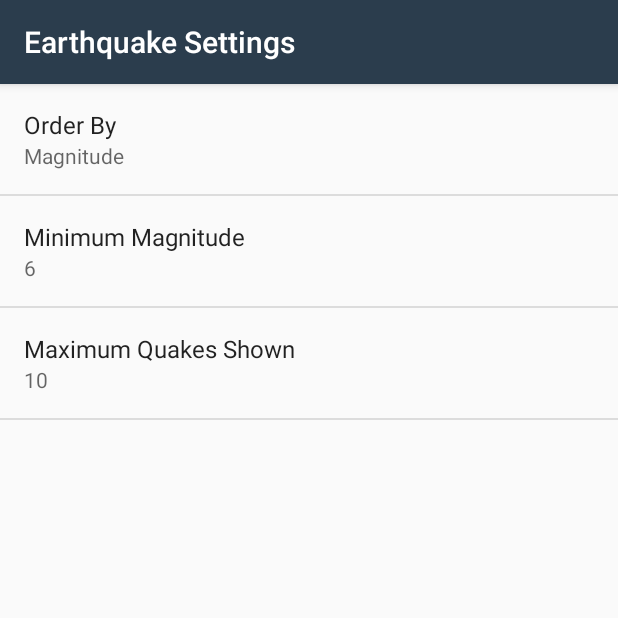
After one commit to shastaclokey1/AndroidAppDev, an Android app: the SettingsActivity screen opened directly, with no data from a screen before it, on a phone screen of 412 x 824 dp, the top half of it. The commit adds this screen. Run offline under Robolectric (Android 15) with nearby library versions, the phone set to English and light mode, and no system bars.

Commit message:
added a bunch of log statements to the google books search app to find out why it is not reseting the http request when I enter a second/third/etc search and hit the search button. also cleaned up the drawable folders in the quake report app and added "prefereces" tab which uses persistant data to store user preferences

```diff
--- a/GoogleBooksSearch/app/src/main/java/com/clokey/shasta/googlebookssearch/BooksDataLoader.java
+++ b/GoogleBooksSearch/app/src/main/java/com/clokey/shasta/googlebookssearch/BooksDataLoader.java
@@ -2,6 +2,7 @@ package com.clokey.shasta.googlebookssearch;
 
 import android.content.AsyncTaskLoader;
 import android.content.Context;
+import android.util.Log;
 
 import java.util.ArrayList;
 import java.util.List;
@@ -22,6 +23,7 @@ public class BooksDataLoader extends AsyncTaskLoader<List<Book>>
     {
         super(context);
         this.mUrl = url;
+        Log.v("BooksDataLoader", url);
     }
 
     @Override
@@ -37,6 +39,7 @@ public class BooksDataLoader extends AsyncTaskLoader<List<Book>>
         if (mUrl == null)
             return null;
 
+        Log.v("loadInBackground", mUrl);
         //otherwise start the async http request for earthquake data
         ArrayList<Book> books = QueryUtils.fetchBooksData(mUrl);
         return books;
--- a/GoogleBooksSearch/app/src/main/java/com/clokey/shasta/googlebookssearch/QueryUtils.java
+++ b/GoogleBooksSearch/app/src/main/java/com/clokey/shasta/googlebookssearch/QueryUtils.java
@@ -39,6 +39,7 @@ public final class QueryUtils
         String jsonResponse = null;
         try
         {
+            Log.v("fetchBooksData", requestUrl);
             jsonResponse = makeHttpRequest(url);
         }
         catch (IOException e)
@@ -80,6 +81,8 @@ public final class QueryUtils
         // If the URL is null, then return early.
         if (url == null)
             return jsonResponse;
+
+        Log.v("makeHttpRequest", url.toString());
 
         HttpURLConnection urlConnection = null;
         InputStream inputStream = null;
--- a/ud843-QuakeReport-starting-point/app/src/main/java/com/example/android/quakereport/EarthquakeAdapter.java
+++ b/ud843-QuakeReport-starting-point/app/src/main/java/com/example/android/quakereport/EarthquakeAdapter.java
@@ -86,7 +86,7 @@ public class EarthquakeAdapter extends ArrayAdapter
         // Find the TextView in the list_item.xml layout with the ID date_text_view
         TextView dateTextView = (TextView) listItemView.findViewById(R.id.date_text_view);
         Date dateObject = new Date(Long.parseLong(currentEarthquake.getDate()));
-        SimpleDateFormat dateFormat = new SimpleDateFormat("MMM DD, yyyy", Locale.US);
+        SimpleDateFormat dateFormat = new SimpleDateFormat("MMM dd, yyyy", Locale.US);
         dateTextView.setText(dateFormat.format(dateObject));
 
         // Find the TextView in the list_item.xml layout with the ID date_text_view
--- /dev/null
+++ b/ud843-QuakeReport-starting-point/app/src/main/java/com/example/android/quakereport/SettingsActivity.java
@@ -0,0 +1,67 @@
+package com.example.android.quakereport;
+
+import android.content.SharedPreferences;
+import android.os.Bundle;
+import android.preference.ListPreference;
+import android.preference.Preference;
+import android.preference.PreferenceFragment;
+import android.preference.PreferenceManager;
+import android.support.annotation.Nullable;
+import android.support.v7.app.AppCompatActivity;
+
+public class SettingsActivity extends AppCompatActivity
+{
+
+    @Override
+    protected void onCreate(Bundle savedInstanceState)
+    {
+        super.onCreate(savedInstanceState);
+        setContentView(R.layout.settings_activity);
+    }
+
+    public static class EarthquakePreferenceFragment extends PreferenceFragment implements Preference.OnPreferenceChangeListener
+    {
+        @Override
+        public void onCreate(@Nullable Bundle savedInstanceState)
+        {
+            super.onCreate(savedInstanceState);
+            addPreferencesFromResource(R.xml.settings_main);
+
+            Preference minMagnitude = findPreference(getString(R.string.settings_min_magnitude_key));
+            bindPreferenceSummaryToValue(minMagnitude);
+
+            Preference orderBy = findPreference(getString(R.string.settings_order_by_key));
+            bindPreferenceSummaryToValue(orderBy);
+
+            Preference maxQuakesShown = findPreference(getString(R.string.settings_max_quakes_shown_key));
+            bindPreferenceSummaryToValue(maxQuakesShown);
+        }
+
+        @Override
+        public boolean onPreferenceChange(Preference preference, Object value)
+        {
+            String stringValue = value.toString();
+            if (preference instanceof ListPreference)
+            {
+                ListPreference listPreference = (ListPreference) preference;
+                int prefIndex = listPreference.findIndexOfValue(stringValue);
+                if (prefIndex >= 0)
+                {
+                    CharSequence[] labels = listPreference.getEntries();
+                    preference.setSummary(labels[prefIndex]);
+                }
+            }
+            else
+                preference.setSummary(stringValue);
+
+            return true;
+        }
+
+        private void bindPreferenceSummaryToValue(Preference preference) {
+            preference.setOnPreferenceChangeListener(this);
+            SharedPreferences preferences = PreferenceManager.getDefaultSharedPreferences(preference.getContext());
+            String preferenceString = preferences.getString(preference.getKey(), "");
+            onPreferenceChange(preference, preferenceString);
+        }
+    }
+}
--- /dev/null
+++ b/ud843-QuakeReport-starting-point/app/src/main/res/values/arrays.xml
@@ -0,0 +1,12 @@
+<?xml version="1.0" encoding="utf-8"?>
+<resources>
+    <string-array name="settings_order_by_labels">
+        <item>@string/settings_order_by_magnitude_label</item>
+        <item>@string/settings_order_by_most_recent_label</item>
+    </string-array>
+
+    <string-array name="settings_order_by_values">
+        <item>@string/settings_order_by_magnitude_value</item>
+        <item>@string/settings_order_by_most_recent_value</item>
+    </string-array>
+</resources>
--- a/ud843-QuakeReport-starting-point/app/src/main/res/values/strings.xml
+++ b/ud843-QuakeReport-starting-point/app/src/main/res/values/strings.xml
@@ -16,7 +16,32 @@
 <resources>
     <string name="app_name">Quake Report</string>
 
-    <!-- Text to display in the list when there are no earthquakes [CHAR LIMIT=NONE] -->
+    <!-- Text to display in the list when there are no earthquakes[CHAR LIMIT=NONE] -->
     <string name="no_earthquakes">No earthquakes found.</string>
+    <!-- Text to display in the list when there is no internet[CHAR LIMIT=NONE] -->
     <string name="no_internet_connection">No internet connection.</string>
+    <!-- Settings Menu Item [CHAR LIMIT=NONE] -->
+    <string name="settings_menu_item">Settings</string>
+    <!-- Settings Activity Title [CHAR LIMIT=NONE] -->
+    <string name="settings_title">Earthquake Settings</string>
+    <!-- Strings For Minimum Magnitude Preference [CHAR LIMIT=30] -->
+    <string name="settings_min_magnitude_label">Minimum Magnitude</string>
+    <string name="settings_min_magnitude_key" translatable="false">min_magnitude</string>
+    <string name="settings_min_magnitude_default" translatable="false">6</string>
+    <!-- Strings For Max Quakes Shown Preference [CHAR LIMIT=30] -->
+    <string name="settings_max_quakes_shown_label">Maximum Quakes Shown</string>
+    <string name="settings_max_quakes_shown_key" translatable="false">max_quakes_shown</string>
+    <string name="settings_max_quakes_shown_default" translatable="false">10</string>
+    <!-- Strings For Order-By Preference [CHAR LIMIT=30] -->
+    <string name="settings_order_by_label">Order By</string>
+    <string name="settings_order_by_key" translatable="false">order_by</string>
+    <string name="settings_order_by_default" translatable="false">@string/settings_order_by_magnitude_value</string>
+
+    <!-- Label for order-by magnitude option [CHAR LIMIT=20] -->
+    <string name="settings_order_by_magnitude_label">Magnitude</string>
+    <string name="settings_order_by_magnitude_value" translatable="false">magnitude</string>
+
+    <!-- Label for order-by most recent option [CHAR LIMIT=20] -->
+    <string name="settings_order_by_most_recent_label">Most Recent</string>
+    <string name="settings_order_by_most_recent_value" translatable="false">time</string>
 </resources>
--- /dev/null
+++ b/ud843-QuakeReport-starting-point/app/src/main/res/xml/settings_main.xml
@@ -0,0 +1,27 @@
+<?xml version="1.0" encoding="utf-8"?>
+<PreferenceScreen
+    xmlns:android="http://schemas.android.com/apk/res/android"
+    android:title="@string/settings_title">
+
+    <ListPreference
+        android:defaultValue="@string/settings_order_by_default"
+        android:entries="@array/settings_order_by_labels"
+        android:entryValues="@array/settings_order_by_values"
+        android:key="@string/settings_order_by_key"
+        android:title="@string/settings_order_by_label" />
+
+    <EditTextPreference
+        android:defaultValue="@string/settings_min_magnitude_default"
+        android:inputType="numberDecimal"
+        android:key="@string/settings_min_magnitude_key"
+        android:selectAllOnFocus="true"
+        android:title="@string/settings_min_magnitude_label" />
+
+    <EditTextPreference
+        android:defaultValue="@string/settings_max_quakes_shown_default"
+        android:inputType="number"
+        android:key="@string/settings_max_quakes_shown_key"
+        android:selectAllOnFocus="true"
+        android:title="@string/settings_max_quakes_shown_label" />
+
+</PreferenceScreen>
```
Also changed, not shown: GoogleBooksSearch/app/src/main/java/com/clokey/shasta/googlebookssearch/MainActivity.java (+13 -1 lines), ud843-QuakeReport-starting-point/app/src/main/AndroidManifest.xml (+8 -0 lines), ud843-QuakeReport-starting-point/app/src/main/java/com/example/android/quakereport/EarthquakeActivity.java (+49 -3 lines), ud843-QuakeReport-starting-point/app/src/main/res/drawable/magnitude_circle.xml (+12 -2 lines), ud843-QuakeReport-starting-point/app/src/main/res/layout/settings_activity.xml (added, +9 -0 lines), ud843-QuakeReport-starting-point/app/src/main/res/menu/main.xml (added, +12 -0 lines), ud843-QuakeReport-starting-point/app/src/main/res/drawable-hdpi/ic_filter.png (added), ud843-QuakeReport-starting-point/app/src/main/res/drawable-mdpi/ic_filter.png (added), ud843-QuakeReport-starting-point/app/src/main/res/drawable-xhdpi/ic_filter.png (added), ud843-QuakeReport-starting-point/app/src/main/res/drawable-xxhdpi/ic_filter.png (added), ud843-QuakeReport-starting-point/app/src/main/res/drawable-xxxhdpi/ic_filter.png (added).
